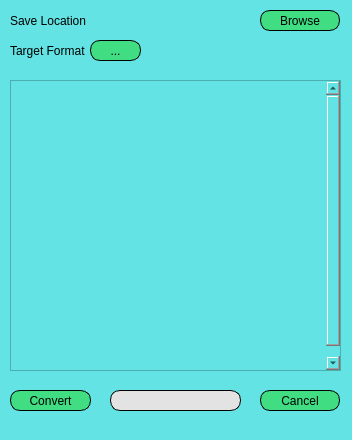
berkealgul/Convert-It, file qt_assets/mainwindow.ui: the form before one commit.
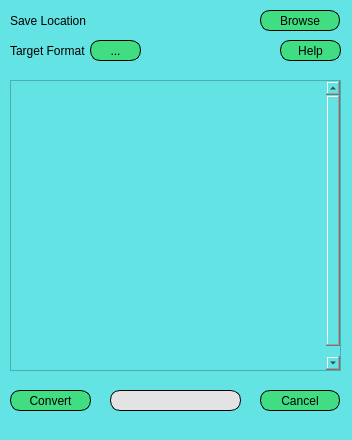
The form after the commit.

Diff of the .ui file:
```diff
--- a/qt_assets/mainwindow.ui
+++ b/qt_assets/mainwindow.ui
@@ -247,7 +247,7 @@
    <widget class="QLabel" name="stateLabel">
     <property name="geometry">
      <rect>
-      <x>190</x>
+      <x>160</x>
       <y>40</y>
       <width>101</width>
       <height>21</height>
@@ -273,6 +273,36 @@
      <string/>
     </property>
    </widget>
+   <widget class="QPushButton" name="helpButton">
+    <property name="geometry">
+     <rect>
+      <x>280</x>
+      <y>40</y>
+      <width>61</width>
+      <height>21</height>
+     </rect>
+    </property>
+    <property name="styleSheet">
+     <string notr="true">QPushButton{
+background-color: #40DD82;
+border-style: solid;
+border-color: black;
+border-width: 1px;
+border-radius: 10px;
+font: 63 8pt &quot;Segoe UI Semibold&quot;;
+color : black;
+}
+
+QPushButton:hover{ 
+ 	background-color:  #F4FBFB; 
+	color : black;
+}
+</string>
+    </property>
+    <property name="text">
+     <string>Help</string>
+    </property>
+   </widget>
   </widget>
   <widget class="QStatusBar" name="statusbar"/>
  </widget>
```
